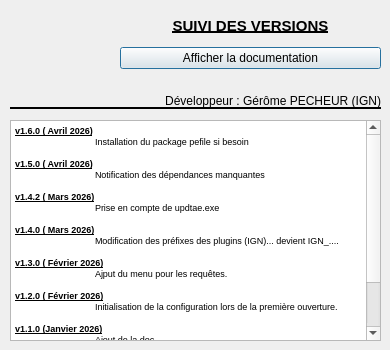
Qt form aproposde.ui (IGNF/maitre-qgis-plugin) before a commit.
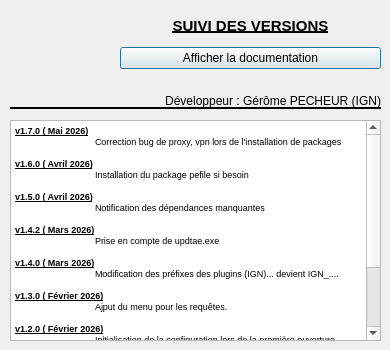
The same form after that commit. Icons and pictures are not drawn.

Commit message: correction bug proxy,vpn

Diff of the .ui file:
```diff
--- a/aproposde.ui
+++ b/aproposde.ui
@@ -100,6 +100,9 @@
 &lt;html&gt;&lt;head&gt;&lt;meta name=&quot;qrichtext&quot; content=&quot;1&quot; /&gt;&lt;style type=&quot;text/css&quot;&gt;
 p, li { white-space: pre-wrap; }
 &lt;/style&gt;&lt;/head&gt;&lt;body style=&quot; font-family:'MS Shell Dlg 2'; font-size:8.25pt; font-weight:400; font-style:normal;&quot;&gt;
+&lt;p style=&quot; margin-top:0px; margin-bottom:0px; margin-left:0px; margin-right:0px; -qt-block-indent:0; text-indent:0px;&quot;&gt;&lt;span style=&quot; font-size:7pt; font-weight:600; text-decoration: underline;&quot;&gt;v1.7.0 ( Mai 2026)&lt;/span&gt;&lt;/p&gt;
+&lt;p style=&quot; margin-top:0px; margin-bottom:0px; margin-left:0px; margin-right:0px; -qt-block-indent:0; text-indent:0px;&quot;&gt;&lt;span style=&quot; font-size:7pt;&quot;&gt;	&lt;/span&gt;&lt;span style=&quot; font-family:'JetBrains Mono','monospace'; font-size:7pt; color:#000000;&quot;&gt;Correction bug de proxy, vpn lors de l'installation de packages&lt;/span&gt;&lt;/p&gt;
+&lt;p style=&quot;-qt-paragraph-type:empty; margin-top:0px; margin-bottom:0px; margin-left:0px; margin-right:0px; -qt-block-indent:0; text-indent:0px; font-family:'JetBrains Mono','monospace'; font-size:7pt; color:#000000;&quot;&gt;&lt;br /&gt;&lt;/p&gt;
 &lt;p style=&quot; margin-top:0px; margin-bottom:0px; margin-left:0px; margin-right:0px; -qt-block-indent:0; text-indent:0px;&quot;&gt;&lt;span style=&quot; font-size:7pt; font-weight:600; text-decoration: underline;&quot;&gt;v1.6.0 ( Avril 2026)&lt;/span&gt;&lt;/p&gt;
 &lt;p style=&quot; margin-top:0px; margin-bottom:0px; margin-left:0px; margin-right:0px; -qt-block-indent:0; text-indent:0px;&quot;&gt;&lt;span style=&quot; font-size:7pt;&quot;&gt;	&lt;/span&gt;&lt;span style=&quot; font-family:'JetBrains Mono','monospace'; font-size:7pt; color:#000000;&quot;&gt;Installation du package pefile si besoin&lt;/span&gt;&lt;/p&gt;
 &lt;p style=&quot;-qt-paragraph-type:empty; margin-top:0px; margin-bottom:0px; margin-left:0px; margin-right:0px; -qt-block-indent:0; text-indent:0px; font-family:'JetBrains Mono','monospace'; font-size:7pt; color:#000000;&quot;&gt;&lt;br /&gt;&lt;/p&gt;
```
The commit also changes 5 other files.
